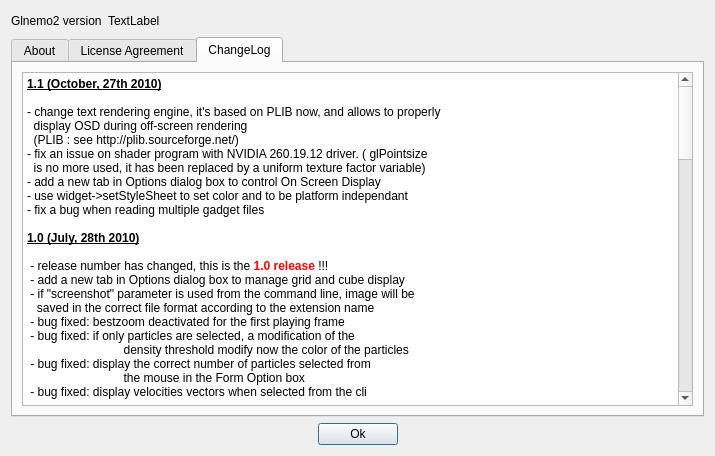
Old version of the form usr/jcl/glnemo2/src/formabout.ui in the repository teuben/nemo.
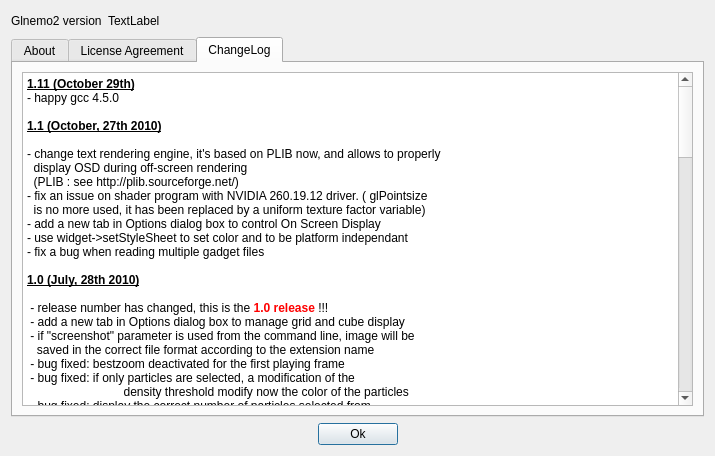
New version of the form. The open tabs and pages were chosen to show the change. Icons and pictures are not drawn.

Commit message: Happy gcc 4.5.0 upgrade to version 1.1

Patch:
```diff
--- a/usr/jcl/glnemo2/src/formabout.ui
+++ b/usr/jcl/glnemo2/src/formabout.ui
@@ -1057,6 +1057,9 @@
 &lt;table border=&quot;0&quot; style=&quot;-qt-table-type: root; margin-top:4px; margin-bottom:4px; margin-left:4px; margin-right:4px;&quot;&gt;
 &lt;tr&gt;
 &lt;td style=&quot;border: none;&quot;&gt;
+&lt;p style=&quot; margin-top:0px; margin-bottom:0px; margin-left:0px; margin-right:0px; -qt-block-indent:0; text-indent:0px;&quot;&gt;&lt;span style=&quot; font-weight:600; text-decoration: underline;&quot;&gt;1.11 (October 29th)&lt;/span&gt;&lt;/p&gt;
+&lt;p style=&quot; margin-top:0px; margin-bottom:0px; margin-left:0px; margin-right:0px; -qt-block-indent:0; text-indent:0px;&quot;&gt;- happy gcc 4.5.0&lt;/p&gt;
+&lt;p style=&quot;-qt-paragraph-type:empty; margin-top:0px; margin-bottom:0px; margin-left:0px; margin-right:0px; -qt-block-indent:0; text-indent:0px;&quot;&gt;&lt;/p&gt;
 &lt;p style=&quot; margin-top:0px; margin-bottom:0px; margin-left:0px; margin-right:0px; -qt-block-indent:0; text-indent:0px;&quot;&gt;&lt;span style=&quot; font-weight:600; text-decoration: underline;&quot;&gt;1.1 (October, 27th 2010)&lt;/span&gt;&lt;/p&gt;
 &lt;p style=&quot;-qt-paragraph-type:empty; margin-top:0px; margin-bottom:0px; margin-left:0px; margin-right:0px; -qt-block-indent:0; text-indent:0px; font-weight:600; text-decoration: underline;&quot;&gt;&lt;/p&gt;
 &lt;p style=&quot; margin-top:0px; margin-bottom:0px; margin-left:0px; margin-right:0px; -qt-block-indent:0; text-indent:0px;&quot;&gt;- change text rendering engine, it's based on PLIB now, and allows to properly&lt;/p&gt;
```
The commit also changes 4 other files.
